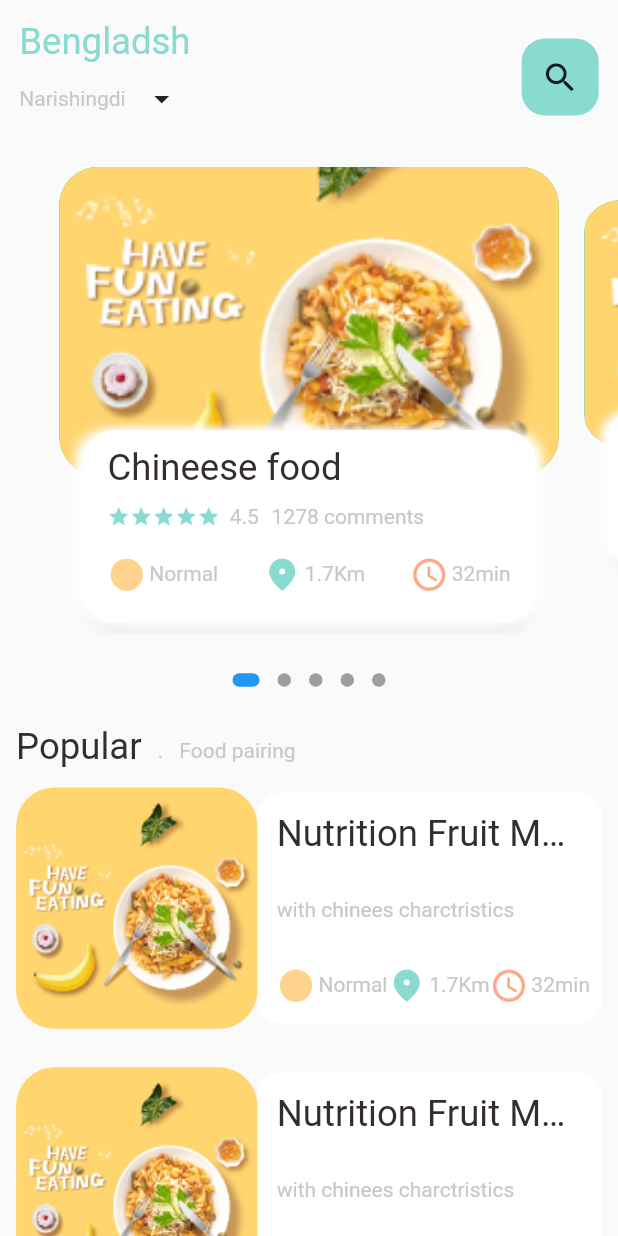
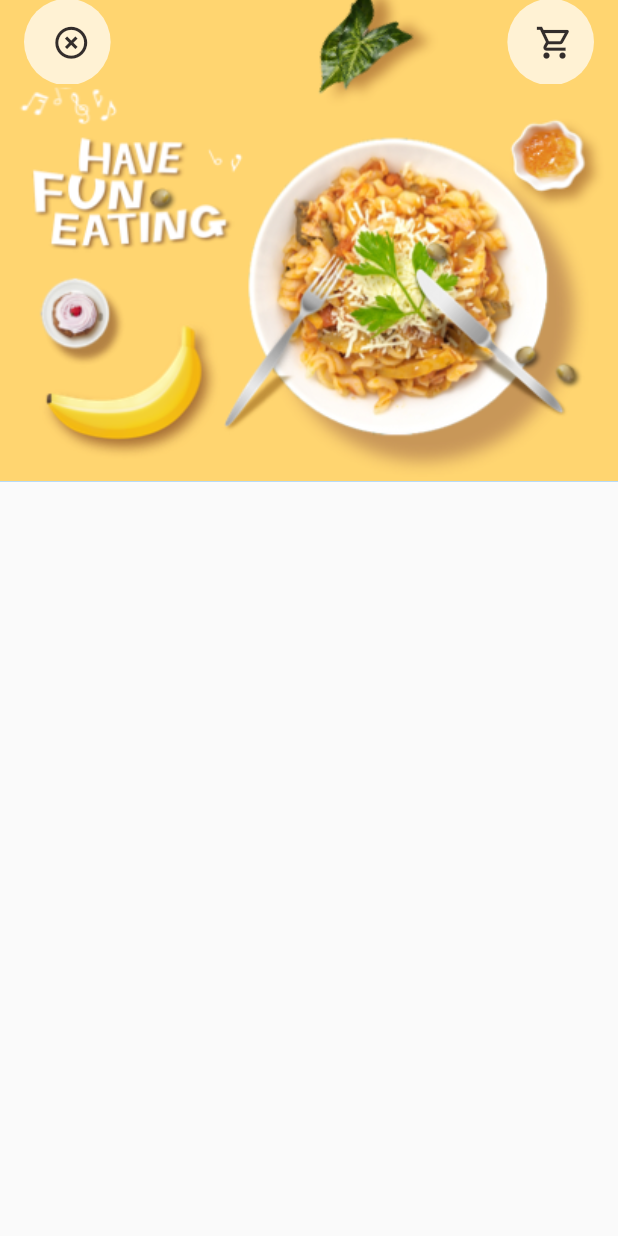
Before and after one commit to Mohamed-Elrashidy/Food_Delivery_App, a Flutter app: the screen it shows after launch, on a phone screen of 412 x 824 dp. Run offline on Flutter 3.47's test engine with Material 2 defaults, Android fonts, the phone set to English and light mode, and no system bars; drawn by our look-alikes of dots_indicator; our stand-ins replace get.

Commit message:
popular food page finished recommended begin but not completed

```diff
--- a/app/lib/main.dart
+++ b/app/lib/main.dart
@@ -1,4 +1,6 @@
 import 'package:app/view/screens/food_page/main_food_page.dart';
+import 'package:app/view/screens/popular_food_detail/popular_food_detail.dart';
+import 'package:app/view/screens/recommended_screen/recommended_page.dart';
 import 'package:flutter/material.dart';
 import 'package:get/get_navigation/src/root/get_material_app.dart';
 void main() {
@@ -14,9 +16,11 @@ class MyApp extends StatelessWidget {
       debugShowCheckedModeBanner: false,
       title: 'Flutter Demo',
       theme: ThemeData(
+        backgroundColor: Colors.white,
         primarySwatch: Colors.blue,
       ),
-      home: MainFoodpage()
+      //home:MainFoodpage()
+      home: RecommendedPage()
     );
   }
 }
--- a/app/lib/view/screens/food_page/food_page_page_view.dart
+++ b/app/lib/view/screens/food_page/food_page_page_view.dart
@@ -6,6 +6,7 @@ import 'package:flutter/material.dart';
 
 import '../../../utils/dimensionScale.dart';
 import '../../widgets/bit_text.dart';
+import '../../widgets/data_view.dart';
 
 class FoodPageViewWidget extends StatefulWidget {
   @override
@@ -123,58 +124,7 @@ class _FoodPageViewWidgetState extends State<FoodPageViewWidget> {
       //width:Dimension.scaleWidth(320),
       margin: EdgeInsets.symmetric(horizontal: Dimension.scaleWidth(15.0)),
       padding: EdgeInsets.symmetric(horizontal: Dimension.scaleWidth(15.0), vertical: Dimension.scaleHeight(8.0)),
-      child: Column(
-        crossAxisAlignment: CrossAxisAlignment.start,
-        children: [
-          BigText(
-            text: "Chineese food",
-          ),
-          SizedBox(
-            height: Dimension.scaleHeight(8.0),
-          ),
-          Row(
-            children: [
-              SizedBox(
-                width: 75,
-                height: 15,
-                child: ListView.builder(
-                    scrollDirection: Axis.horizontal,
-                    itemCount: 5,
-                    itemBuilder: (_, index) =>
-                        Icon(Icons.star, color: AppColors.mainColor, size: 15)),
-              ),
-              SizedBox(
-                width: Dimension.scaleHeight(5.0),
-              ),
-              SmallText(text: "4.5"),
-              SizedBox(
-                width: Dimension.scaleWidth(8.0),
-              ),
-              SmallText(text: "1278 comments"),
-            ],
-          ),
-          SizedBox(
-            height: Dimension.scaleHeight(13.0),
-          ),
-          Row(
-            mainAxisAlignment: MainAxisAlignment.spaceBetween,
-            children: [
-              TextAndIconWidget(
-                  color: AppColors.iconColor1,
-                  text: "Normal",
-                  icon: Icons.circle),
-              TextAndIconWidget(
-                  color: AppColors.mainColor,
-                  text: "1.7Km",
-                  icon: Icons.location_on_rounded),
-              TextAndIconWidget(
-                  color: AppColors.iconColor2,
-                  text: "32min",
-                  icon: Icons.access_time),
-            ],
-          )
-        ],
-      ),
+      child: DataView(),
     );
   }
 }
--- a/app/lib/view/screens/food_page/food_page_popular.dart
+++ b/app/lib/view/screens/food_page/food_page_popular.dart
@@ -48,7 +48,6 @@ class FoodPagePopular extends StatelessWidget {
         itemCount: 5,
         itemBuilder: (_,index)=>Container(
           margin: EdgeInsets.symmetric(vertical: (Dimension.scaleHeight(10)), horizontal: Dimension.scaleWidth(10)),
-
           child:Row(
             children: [
               ClipRRect(
--- /dev/null
+++ b/app/lib/view/screens/recommended_screen/recommended_page.dart
@@ -0,0 +1,44 @@
+
+import 'package:flutter/material.dart';
+
+import '../../../utils/dimensionScale.dart';
+import '../../widgets/app_icon.dart';
+
+class RecommendedPage extends StatelessWidget {
+  const RecommendedPage({Key? key}) : super(key: key);
+
+  @override
+  Widget build(BuildContext context) {
+    return Scaffold(
+body:CustomScrollView(
+  slivers: [
+    SliverAppBar(
+
+      flexibleSpace: FlexibleSpaceBar(
+        background:Image.asset("assets/image/food0.png"    ,    fit:BoxFit.cover,
+        ),
+
+      ),
+      expandedHeight: Dimension.scaleHeight(250),
+      pinned: true,
+    title: Container(
+
+      color: Colors.transparent,
+      child:Expanded(
+        child: Row(
+          mainAxisAlignment: MainAxisAlignment.spaceBetween,
+          children:[
+ AppIcon(icon:Icons.highlight_remove_outlined),
+ AppIcon(icon:Icons.shopping_cart_outlined)
+          ]
+        ),
+      )
+    ),
+    )
+  ],
+)
+
+
+    );
+  }
+}
--- /dev/null
+++ b/app/lib/view/widgets/app_icon.dart
@@ -0,0 +1,25 @@
+import 'package:flutter/material.dart';
+
+import '../../utils/colors.dart';
+
+import '../../utils/dimensionScale.dart';
+
+class AppIcon extends StatelessWidget {
+ final IconData icon;
+  const AppIcon({required this.icon});
+
+  @override
+  Widget build(BuildContext context) {
+    return  InkWell(
+        child: Container(
+          padding: EdgeInsets.only(left: Dimension.scaleHeight(4)),
+          decoration: BoxDecoration(
+            borderRadius: BorderRadius.circular(Dimension.scaleHeight(30)),
+            color: Colors.white.withOpacity(0.7),
+          ),
+          height: Dimension.scaleHeight(45),
+          width: Dimension.scaleHeight(45),
+          child: Icon(icon, size: Dimension.scaleHeight(20),color:AppColors.mainBlackColor),
+        ));
+  }
+}
```
Also changed, not shown: app/lib/view/screens/popular_food_detail/popular_food_detail.dart (added, +190 -0 lines), app/lib/view/widgets/data_view.dart (added, +73 -0 lines), app/lib/view/widgets/expandable_text_widget.dart (added, +82 -0 lines), app/lib/view/widgets/text_view_control.dart (added, +18 -0 lines).
